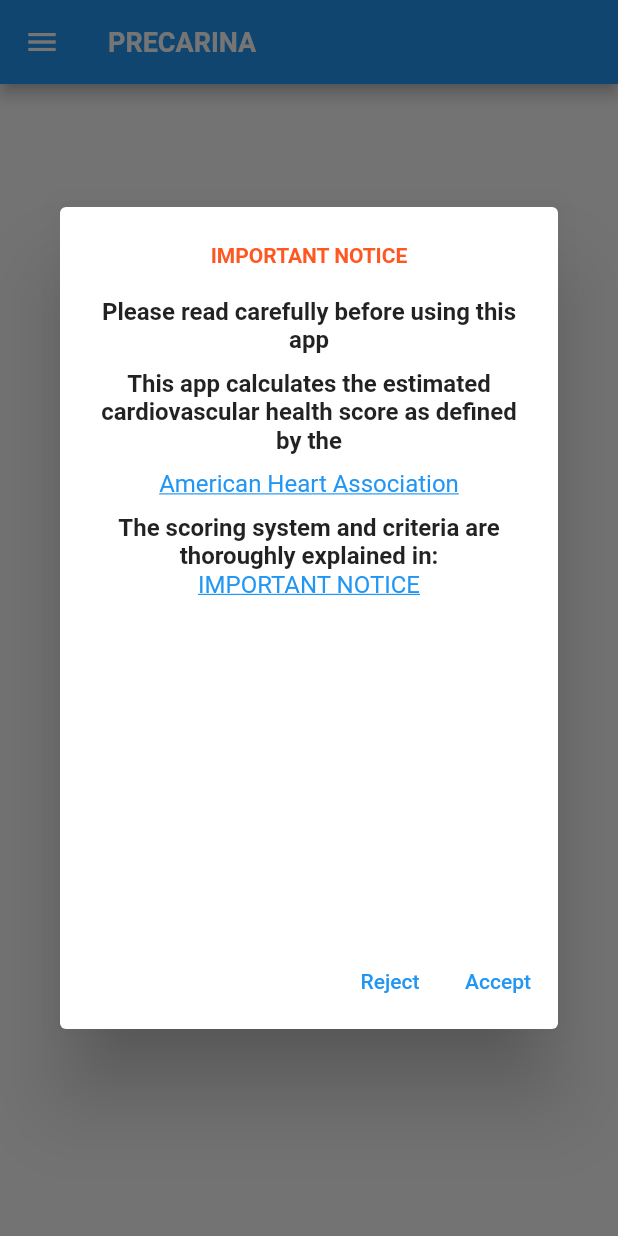
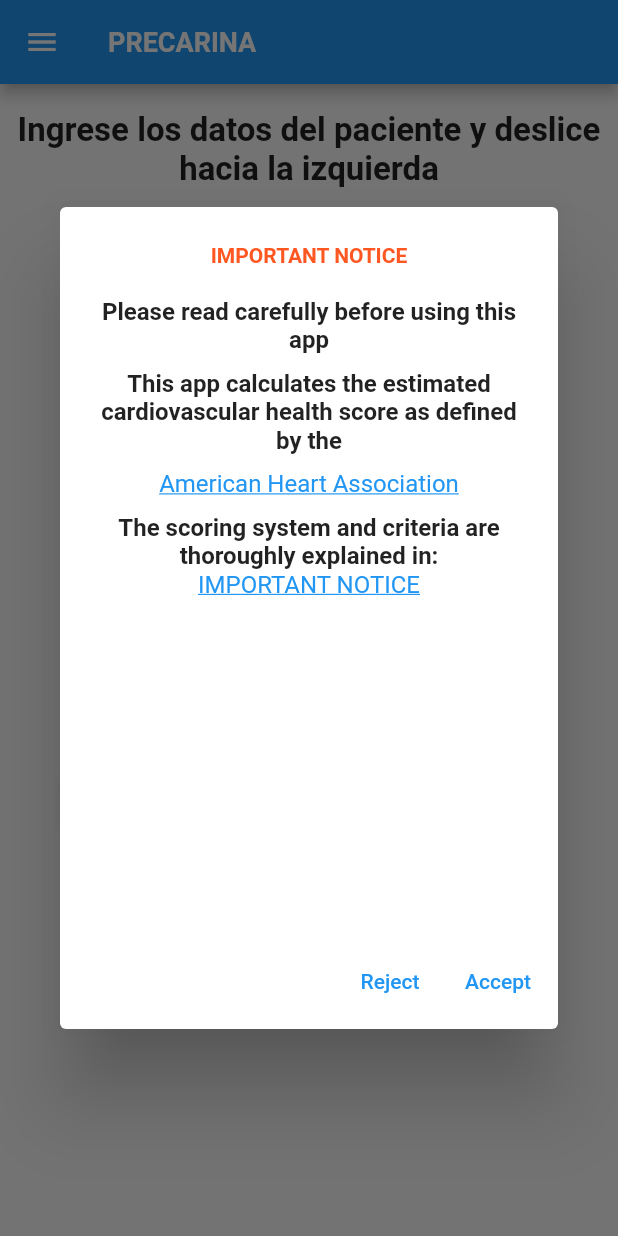
Before and after one commit to Clod/precarina, a Flutter app: the screen it shows after launch, on a phone screen of 412 x 824 dp. Run offline on Flutter 3.47's test engine with Material 2 defaults, Android fonts, the phone set to English and light mode, and no system bars; our stand-ins replace flutter_html, shared_preferences; missing offline and left inert: flutter_exit_app; generated files the repository leaves out were written again.

Commit message:
Elimino el uso de PageView porque me estaba enloqueciendo La página de ingreso de datos ya está mostrable pero falta li

```diff
--- a/lib/behaviors_and_factors_screens/diet_screen.dart
+++ b/lib/behaviors_and_factors_screens/diet_screen.dart
@@ -2,6 +2,8 @@ import 'package:flutter/material.dart';
 import 'package:flutter_gen/gen_l10n/app_localizations.dart';
 import 'package:precarina/model/precarina_model.dart';
 import 'package:provider/provider.dart';
+
+import '../help_drawer.dart';
 
 class DietScreen extends StatefulWidget {
   const DietScreen({super.key});
@@ -52,11 +54,14 @@ class _DietScreenState extends State<DietScreen> {
         appBar: AppBar(
           title: Text(AppLocalizations.of(context)!.txtDietButton),
         ),
+        drawer: const HelpDrawer(),
         body: Column(
           children: [
             TextField(
               controller: _controller,
             ),
+            Text("Sexo: ${precaModel.sex}"),
+            Text("Edad: ${precaModel.ageYears} años ${precaModel.ageMonths} meses"),
             Row(
               mainAxisAlignment: MainAxisAlignment.center,
               children: [
--- a/lib/initial_page_view.dart
+++ /dev/null
@@ -1,40 +0,0 @@
-import 'package:flutter/material.dart';
-import 'package:precarina/main_screen.dart';
-
-class InitialPageView extends StatefulWidget {
-  const InitialPageView({super.key});
-
-  @override
-  State<InitialPageView> createState() => _InitialPageViewState();
-}
-
-class _InitialPageViewState extends State<InitialPageView> {
-  bool _isSwipingEnabled = false;
-
-  @override
-  Widget build(BuildContext context) {
-    final PageController controller = PageController();
-    return PageView(
-      physics: _isSwipingEnabled ? ScrollPhysics() : NeverScrollableScrollPhysics(),
-      /// [PageView.scrollDirection] defaults to [Axis.horizontal].
-      /// Use [Axis.vertical] to scroll vertically.
-      controller: controller,
-      children: <Widget>[
-        Center(
-          child: ElevatedButton(
-            onPressed: () {
-              setState(() {
-                _isSwipingEnabled = true;
-              });
-            },
-            child: Text('Enable swiping'),
-          ),
-        ),
-        MainScreen(),
-        Center(
-          child: Text('Third Page'),
-        ),
-      ],
-    );
-  }
-}
--- /dev/null
+++ b/lib/input_data_page.dart
@@ -0,0 +1,469 @@
+import 'dart:async';
+import 'package:flutter/material.dart';
+import 'package:flutter/services.dart';
+import 'package:intl/intl.dart';
+import 'package:precarina/main_screen.dart';
+import 'package:provider/provider.dart';
+
+import 'model/precarina_model.dart';
+
+final dateFormat = DateFormat('dd-MM-yyyy');
+
+class InputDataPage extends StatefulWidget {
+  const InputDataPage({
+    super.key,
+  });
+
+  @override
+  State<InputDataPage> createState() => _InputDataPageState();
+}
+
+class _InputDataPageState extends State<InputDataPage> {
+  final _formKey = GlobalKey<FormState>();
+
+  final _heightKey = GlobalKey<FormFieldState<String>>();
+  final _weightKilosKey = GlobalKey<FormFieldState<String>>();
+  final _weightGramsKey = GlobalKey<FormFieldState<String>>();
+  final _ageYearsKey = GlobalKey<FormFieldState<String>>();
+  final _ageMonthsKey = GlobalKey<FormFieldState<String>>();
+
+  late DateTime _dateTime;
+  late DateTime _currentDate;
+  String? _selectedOption;
+  bool _showSexError = false;
+  final TextEditingController _textContAltura = TextEditingController();
+  final TextEditingController _textContKilos = TextEditingController();
+  final TextEditingController _textContGramos = TextEditingController();
+  final TextEditingController _textContAnios = TextEditingController();
+  final TextEditingController _textContMeses = TextEditingController();
+
+  // String? _heightError;
+  final _heightFocusNode = FocusNode();
+
+  @override
+  void initState() {
+    super.initState();
+    _dateTime = DateTime.now();
+    _currentDate = DateTime(_dateTime.year, _dateTime.month, _dateTime.day);
+  }
+
+  calcularEdad(DateTime nacimiento) {
+    // Duration parse = nacimiento.difference(DateTime.now()).abs();
+    return "";
+  }
+
+  Future<void> _selectDate(BuildContext context) async {
+    final DateTime? pickedDate =
+        await showDatePicker(context: context, initialDate: _currentDate, firstDate: DateTime(2000), lastDate: DateTime.now());
+    if (pickedDate != null && pickedDate != _currentDate) {
+      setState(() {
+        _dateTime = pickedDate;
+        Duration parse = pickedDate.difference(DateTime.now()).abs();
+        debugPrint("${parse.inDays ~/ 360} Years ${((parse.inDays % 360) ~/ 30)} Month ${(parse.inDays % 360) % 30} Days");
+        _textContAnios.text = (parse.inDays ~/ 360).toString();
+        _textContMeses.text = ((parse.inDays % 360) ~/ 30).toString();
+      });
+    }
+  }
+
+  @override
+  Widget build(BuildContext context) {
+    var precaModel = Provider.of<PrecarinaModel>(context);
+
+    return SingleChildScrollView(
+      // resizeToAvoidBottomInset: true,
+      child: Form(
+        key: _formKey,
+        child: Column(
+          mainAxisSize: MainAxisSize.min,
+          mainAxisAlignment: MainAxisAlignment.start,
+          crossAxisAlignment: CrossAxisAlignment.stretch,
+          children: <Widget>[
+            const SizedBox(
+              height: 10.0,
+            ),
+            const Padding(
+              padding: EdgeInsets.all(8.0),
+              child: Text(
+                "Ingrese los datos del paciente y deslice hacia la izquierda",
+                textAlign: TextAlign.center,
+                style: TextStyle(fontSize: 22.0, fontWeight: FontWeight.bold),
+              ),
+            ),
+            const SizedBox(
+              height: 20.0,
+            ),
+            const Text(
+              "Escoja el sexo",
+              textAlign: TextAlign.center,
+              style: TextStyle(fontSize: 20.0, fontWeight: FontWeight.bold),
+            ),
+            Row(
+              mainAxisAlignment: MainAxisAlignment.center,
+              children: [
+                SizedBox(
+                  width: 150.0,
+                  child: RadioListTile(
+                    title: const Text('Mujer'),
+                    value: 'mujer',
+                    groupValue: _selectedOption,
+                    onChanged: (value) {
+                      setState(() {
+                        _selectedOption = value;
+                        _showSexError = false;
+                      });
+                    },
+                  ),
+                ),
+                SizedBox(
+                  width: 150.0,
+                  child: RadioListTile(
+                    title: const Text('Varón'),
+                    value: 'varon',
+                    groupValue: _selectedOption,
+                    onChanged: (value) {
+                      setState(() {
+                        _selectedOption = value;
+                        _showSexError = false;
+                      });
+                    },
+                  ),
+                ),
+              ],
+            ),
+            if (_showSexError)
+              const Text(
+                "Requerido",
+                textAlign: TextAlign.center,
+                style: TextStyle(color: Colors.red),
+              ),
+            const SizedBox(
+              height: 5.0,
+            ),
+            const Padding(
+              padding: EdgeInsets.all(8.0),
+              child: Text(
+                "Ingrese la altura",
+                textAlign: TextAlign.center,
+                style: TextStyle(fontSize: 20.0, fontWeight: FontWeight.bold),
+              ),
+            ),
+            const SizedBox(
+              height: 10.0,
+            ),
+            Row(
+              mainAxisAlignment: MainAxisAlignment.center,
+              children: [
+                const SizedBox(
+                  width: 10.0,
+                ),
+                Container(
+                  width: 100.0,
+                  height: 30.0,
+                  decoration: BoxDecoration(
+                    borderRadius: BorderRadius.circular(20),
+                    color: Colors.grey[300],
+                  ),
+                  child: TextFormField(
+                    key: _heightKey,
+                    keyboardType: TextInputType.number,
+                    inputFormatters: [FilteringTextInputFormatter.digitsOnly],
+                    textAlign: TextAlign.center,
+                    controller: _textContAltura,
+                    focusNode: _heightFocusNode,
+                    decoration: const InputDecoration(
+                      hintText: 'Ej: 123',
+                    ),
+                    onTap: () {
+                      _heightKey.currentState?.reset();
+                    },
+                    validator: (value) {
+                      if (value == null || value.isEmpty) {
+                        return 'Requerido';
+                      }
+                      return null;
+                    },
+                  ),
+                ),
+                const Text(
+                  "cm",
+                  style: TextStyle(
+                    fontSize: 15.0,
+                    fontWeight: FontWeight.bold,
+                  ),
+                ),
+              ],
+            ),
+            const SizedBox(
+              height: 20.0,
+            ),
+            const Padding(
+              padding: EdgeInsets.all(8.0),
+              child: Text(
+                "Ingrese el peso",
+                textAlign: TextAlign.center,
+                style: TextStyle(fontSize: 20.0, fontWeight: FontWeight.bold),
+              ),
+            ),
+            const SizedBox(
+              height: 10.0,
+            ),
+            Row(
+              mainAxisAlignment: MainAxisAlignment.center,
+              children: [
+                Container(
+                  width: 100.0,
+                  height: 30.0,
+                  decoration: BoxDecoration(
+                    borderRadius: BorderRadius.circular(20),
+                    color: Colors.grey[300],
+                  ),
+                  child: TextFormField(
+                    key: _weightKilosKey,
+                    keyboardType: TextInputType.number,
+                    inputFormatters: [FilteringTextInputFormatter.digitsOnly],
+                    textAlign: TextAlign.center,
+                    controller: _textContKilos,
+                    decoration: const InputDecoration(
+                      hintText: 'Ej: 42',
+                    ),
+                    onTap: () {
+                      _weightKilosKey.currentState?.reset();
+                    },
+                    validator: (value) {
+                      if (value == null || value.isEmpty) {
+                        return 'Requerido';
+                      }
+                      return null;
+                    },
+                  ),
+                ),
+                const Text(
+                  "Kg",
+                  style: TextStyle(
+                    fontSize: 15.0,
+                    fontWeight: FontWeight.bold,
+                  ),
+                ),
+                const SizedBox(
+                  width: 10.0,
+                ),
+                Container(
+                  width: 100.0,
+                  height: 30.0,
+                  decoration: BoxDecoration(
+                    borderRadius: BorderRadius.circular(20),
+                    color: Colors.grey[300],
+                  ),
+                  // TODO: Limit to 999
+                  child: TextFormField(
+                    key: _weightGramsKey,
+                    keyboardType: TextInputType.number,
+                    inputFormatters: [FilteringTextInputFormatter.digitsOnly],
+                    textAlign: TextAlign.center,
+                    controller: _textContGramos,
+                    decoration: const InputDecoration(
+                      hintText: 'Ej: 300',
+                    ),
+                    onTap: () {
+                      _weightGramsKey.currentState?.reset();
+                    },
+                    validator: (value) {
+                      if (value == null || value.isEmpty) {
+                        return 'Requerido';
+                      }
+                      return null;
+                    },
+                  ),
+                ),
+                const Text(
+                  "g",
+                  style: TextStyle(
+                    fontSize: 15.0,
+                    fontWeight: FontWeight.bold,
+                  ),
+                ),
+              ],
+            ),
+            const SizedBox(
+              height: 30.0,
+            ),
+            const Padding(
+              padding: EdgeInsets.all(8.0),
+              child: Text(
+                "Ingrese fecha de nacimiento \n o edad en años y meses",
+                textAlign: TextAlign.center,
+                style: TextStyle(
+                  fontSize: 20.0,
+                  fontWeight: FontWeight.bold,
+                ),
+              ),
+            ),
+            Row(
+              mainAxisAlignment: MainAxisAlignment.spaceAround,
+              children: [
+                Column(
+                  children: [
+                    ElevatedButton(
+                      onPressed: () => _selectDate(context),
+                      child: const Text(
+                        'Fecha de\n nacimiento',
+                        textAlign: TextAlign.center,
+                      ),
+                    ),
+                  ],
+                ),
+                Row(
+                  mainAxisAlignment: MainAxisAlignment.center,
+                  children: [
+                    Container(
+                      width: 50.0,
+                      height: 30.0,
+                      decoration: BoxDecoration(
+                        borderRadius: BorderRadius.circular(20),
+                        color: Colors.grey[300],
+                      ),
+                      // TODO: Limit to 19
+                      child: TextFormField(
+                        key: _ageYearsKey,
+                        keyboardType: TextInputType.number,
+                        inputFormatters: [FilteringTextInputFormatter.digitsOnly],
+                        textAlign: TextAlign.center,
+                        controller: _textContAnios,
+                        decoration: const InputDecoration(
+                          hintText: 'Ej: 1',
+                        ),
+                        onTap: () {
+                          _ageYearsKey.currentState?.reset();
+                        },
+                        validator: (value) {
+                          if (value == null || value.isEmpty) {
+                            return 'Requerido';
+                          }
+                          return null;
+                        },
+                      ),
+                    ),
+                    const Text(
+                      "a",
+                      style: TextStyle(
+                        fontSize: 15.0,
+                        fontWeight: FontWeight.bold,
+                      ),
+                    ),
+                    const SizedBox(
+                      width: 10.0,
+                    ),
+                    Container(
+                      width: 60.0,
+                      height: 30.0,
+                      decoration: BoxDecoration(
+                        borderRadius: BorderRadius.circular(20),
+                        color: Colors.grey[300],
+                      ),
+                      // Limit to 11 or set to 0 if Years is 19
+                      child: TextFormField(
+                        key: _ageMonthsKey,
+                        keyboardType: TextInputType.number,
+                        inputFormatters: [FilteringTextInputFormatter.digitsOnly],
+                        textAlign: TextAlign.center,
+                        controller: _textContMeses,
+                        decoration: const InputDecoration(
+                          hintText: 'Ej: 10',
+                        ),
+                        onTap: () {
+                          _ageMonthsKey.currentState?.reset();
+                        },
+                        validator: (value) {
+                          if (value == null || value.isEmpty) {
+                            return 'Requerido';
+                          }
+                          return null;
+                        },
+                      ),
+                    ),
+                    const Text(
+                      "m",
+                      style: TextStyle(
+                        fontSize: 15.0,
+                        fontWeight: FontWeight.bold,
+                      ),
+                    ),
+                  ],
+                ),
+              ],
+            ),
+            const SizedBox(
+              height: 20.0,
+            ),
+            Row(
+              mainAxisAlignment: MainAxisAlignment.center,
+              children: [
+                ElevatedButton(
+                  onPressed: () {
+                    _formKey.currentState?.reset();
+                    _resetearValores(context);
+                  },
+                  child: const Text(
+                    'Limpiar',
+                    textAlign: TextAlign.center,
+                  ),
+                ),
+                const SizedBox(width: 20.0,),
+                ElevatedButton(
+                  onPressed: () {
+                    FocusScope.of(context).unfocus();
+                    if (_formKey.currentState?.validate() == true) {
+
+                      precaModel.height = int.parse(_textContAltura.text);
+                      precaModel.weightKilos = int.parse(_textContKilos.text);
+                      precaModel.weightGrams = int.parse(_textContGramos.text);
+                      precaModel.ageYears = int.parse(_textContAnios.text);
+                      precaModel.ageMonths = int.parse(_textContMeses.text);
+                      precaModel.dateOfBirth = _dateTime ;
+                      precaModel.sex = _selectedOption;
+
+                      Navigator.of(context).push(
+                        MaterialPageRoute(
+                          builder: (context) => const MainScreen(),
+                        ),
+                      );
+                    } else {
+                      setState(() {
+                        if (_selectedOption == null) {
+                          _showSexError = true;
+                        } else {
+                          _showSexError = false;
+                        }
+                      });
+                    }
+                  },
+                  child: const Text(
+                    'Continuar',
+                    textAlign: TextAlign.center,
+                  ),
+                ),
+              ],
+            ),
+            const SizedBox(
+              height: 20.0,
+            ),
+          ],
+        ),
+      ),
+    );
+  }
+
+  _resetearValores(BuildContext context) {
+    setState(() {
+      _textContAltura.text = '';
+      _textContKilos.text = '';
+      _textContGramos.text = '';
+      _textContAnios.text = '';
+      _textContMeses.text = '';
+      _dateTime = DateTime.now();
+      _selectedOption = null;
+      _showSexError = false;
+    });
+  }
+}
--- a/lib/main.dart
+++ b/lib/main.dart
@@ -1,7 +1,7 @@
 // main.dart
 import 'package:flutter/material.dart';
 import 'package:flutter/services.dart';
-import 'package:precarina/initial_page_view.dart';
+import 'package:precarina/input_data_page.dart';
 import 'package:precarina/main_screen.dart';
 import 'package:flutter_localizations/flutter_localizations.dart';
 import 'package:flutter_gen/gen_l10n/app_localizations.dart';
@@ -146,7 +146,7 @@
         ),
       ),
       drawer: const HelpDrawer(),
-      body: const InitialPageView(),
+      body: const InputDataPage(),
       // body: const MainScreen(),
     );
   }
--- a/lib/main_screen.dart
+++ b/lib/main_screen.dart
@@ -4,6 +4,7 @@ import 'package:precarina/pretty_gauge.dart';
 import 'package:flutter_gen/gen_l10n/app_localizations.dart';
 import 'package:provider/provider.dart';
 import 'package:url_launcher/url_launcher.dart';
+import 'help_drawer.dart';
 import 'linear_gauge_flexible.dart';
 import 'package:precarina/behaviors_and_factors_screens/diet_screen.dart';
 
@@ -15,25 +16,30 @@ class MainScreen extends StatefulWidget {
 }
 
 class _MainScreenState extends State<MainScreen> {
-  double _promedio = 0;
   int? dummy;
   int? valorDieta;
 
   @override
   Widget build(BuildContext context) {
-
     var counter = Provider.of<PrecarinaModel>(context);
 
-/*
-    Consumer<PrecarinaModel>(
-      builder: (context, precaModel, child) {
-        debugPrint('Total value: ${precaModel.dietValue}');
-        return Text('Total value: ${precaModel.dietValue}');
-      },
-    );
-*/
-
-    return SafeArea(
+    return Scaffold(
+      appBar: AppBar(
+        leading: IconButton(
+          icon: Icon(Icons.arrow_back),
+          onPressed: () => Navigator.of(context).pop(),
+        ),
+        title: const Text(
+          'PRECARINA',
+          textAlign: TextAlign.center,
+          style: TextStyle(
+            fontSize: 18,
+            fontWeight: FontWeight.bold,
+          ),
+        ),
+      ),
+      drawer: const HelpDrawer(),
+      body: SafeArea(
         child: Container(
           // color: Colors.black12,
           margin: const EdgeInsets.all(8.0),
@@ -54,8 +60,8 @@ class _MainScreenState extends State<MainScreen> {
               buildOneRow(context, AppLocalizations.of(context)!.txtBodyMassIndexButton, Colors.blue,
                   AppLocalizations.of(context)!.txtBodyMassIndexDialog, AppLocalizations.of(context)!.txtBodyMassIndexDialogOptions, 10, null),
               const Expanded(child: SizedBox(height: 5)),
-            buildOneRow(context, AppLocalizations.of(context)!.txtCholesterolButton, Colors.blue, AppLocalizations.of(context)!.txtCholesterolDialog,
-                AppLocalizations.of(context)!.txtCholesterolDialogOptions, 3, null),
+              buildOneRow(context, AppLocalizations.of(context)!.txtCholesterolButton, Colors.blue,
+                  AppLocalizations.of(context)!.txtCholesterolDialog, AppLocalizations.of(context)!.txtCholesterolDialogOptions, 3, null),
               const Expanded(child: SizedBox(height: 5)),
               buildOneRow(context, AppLocalizations.of(context)!.txtDiabetesButton, Colors.blue, AppLocalizations.of(context)!.txtDiabetesDialog,
                   AppLocalizations.of(context)!.txtDiabetesDialogOptions, 4, null),
@@ -90,6 +96,7 @@ class _MainScreenState extends State<MainScreen> {
                 ),
               ),
             ],
+          ),
         ),
       ),
     );
--- a/lib/model/precarina_model.dart
+++ b/lib/model/precarina_model.dart
@@ -13,6 +13,14 @@ class PrecarinaModel extends ChangeNotifier {
 
   double average = 0.0;
 
+  String? sex;
+  int? height;
+  int? weightKilos;
+  int? weightGrams;
+  DateTime? dateOfBirth;
+  int? ageYears;
+  int? ageMonths;
+
   calculateAverage () {
     average = (dietValue != null) ? dietValue! * 10 : 0.0;
     notifyListeners();
```
Lines whose indentation alone changed are shown as unchanged.
